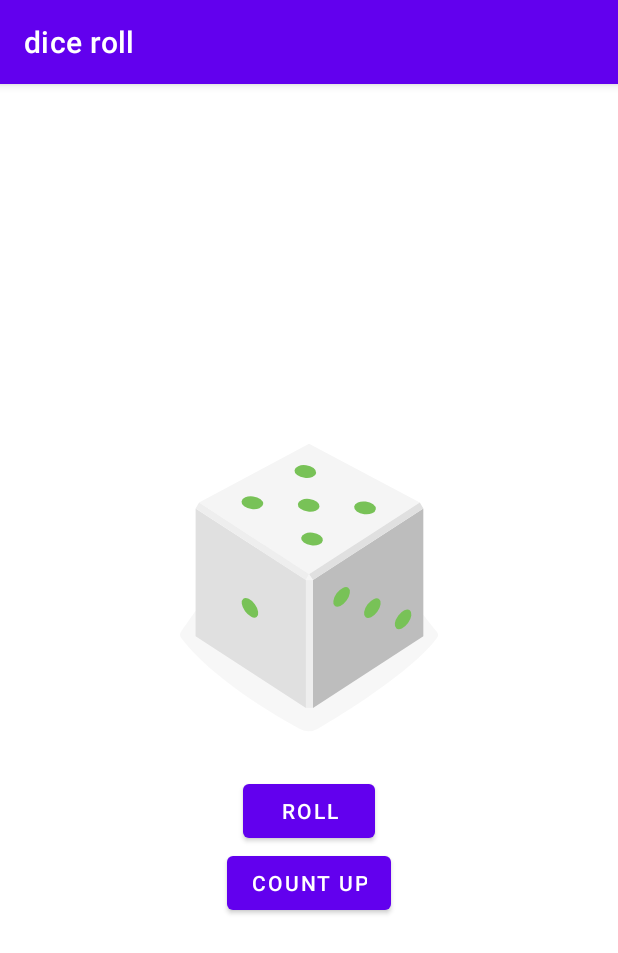
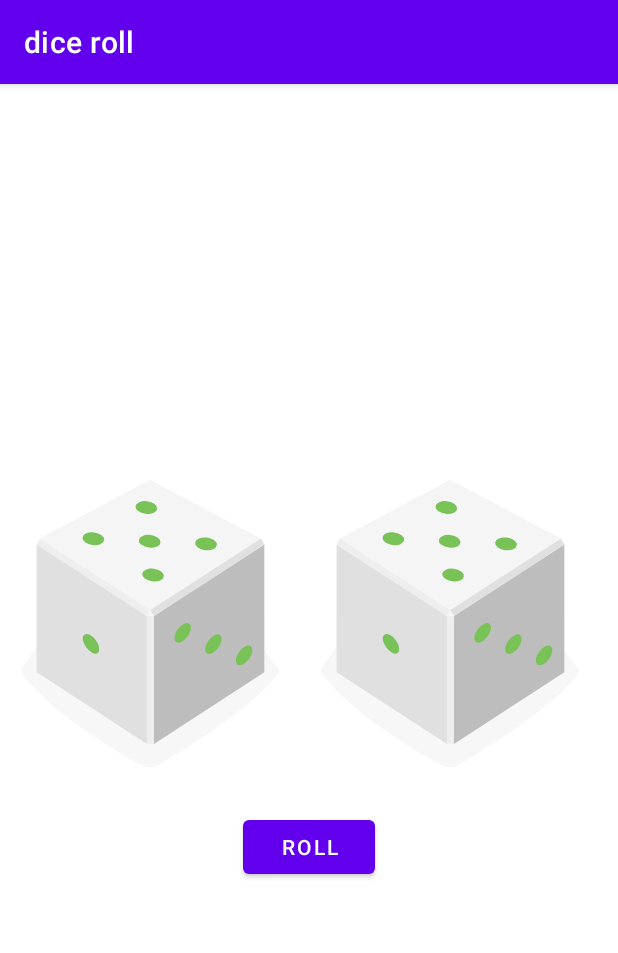
Before and after one commit to lmepol/android_kotlin_dice_roll, an Android app: the screen it shows after launch (MainActivity), after a tap on "ROLL", on a phone screen of 412 x 824 dp. Shown: the top 953 px of the screen. Run offline under Robolectric (Android 15) with nearby library versions, the phone set to English and light mode, and no system bars.

Commit message:
final challenge Challenge: Modify the DiceRoller app to have two dice. When the user taps the Roll button, each dice should have a value independent of the other

```diff
--- a/app/src/main/java/com/lmepol/diceroll/MainActivity.kt
+++ b/app/src/main/java/com/lmepol/diceroll/MainActivity.kt
@@ -7,22 +7,29 @@ import android.widget.Toast
 import androidx.appcompat.app.AppCompatActivity
 
 class MainActivity : AppCompatActivity() {
-    private lateinit var diceImageView: ImageView
+    private lateinit var diceImageViewFirst: ImageView
+    private lateinit var diceImageViewSecond: ImageView
 
     override fun onCreate(savedInstanceState: Bundle?) {
         super.onCreate(savedInstanceState)
         setContentView(R.layout.activity_main)
-        diceImageView = findViewById(R.id.dice_image)
+        diceImageViewFirst = findViewById(R.id.dice_image_1)
+        diceImageViewSecond = findViewById(R.id.dice_image_2)
         findViewById<Button>(R.id.roll_btn).setOnClickListener {
             roll()
         }
-        findViewById<Button>(R.id.count_up_btn).setOnClickListener {
-            countUp()
-        }
     }
+
     private fun roll() {
-        val rand_val = (1..6).random()
-        val imageRecource = when(rand_val){
+        val randValueFirst = (1..6).random()
+        val randValueSecond = (1..6).random()
+        diceImageViewFirst.setImageResource(getRandomDiceImage(randValueFirst))
+        diceImageViewSecond.setImageResource(getRandomDiceImage(randValueSecond))
+        Toast.makeText(this, "$randValueFirst $randValueSecond", Toast.LENGTH_LONG).show()
+    }
+
+    private fun getRandomDiceImage(i:Int): Int {
+        return when (i) {
             1 -> R.drawable.dice_1
             2 -> R.drawable.dice_2
             3 -> R.drawable.dice_3
@@ -31,19 +38,6 @@ class MainActivity : AppCompatActivity() {
             6 -> R.drawable.dice_6
             else -> R.drawable.dice_1
         }
-        diceImageView.setImageResource(imageRecource)
-        Toast.makeText(this, "$rand_val", Toast.LENGTH_LONG).show()
     }
-    private fun countUp(){
-//        val textView = findViewById<TextView>(R.id.result_text)
-//        val currentValue = try {
-//            textView.text.toString().toInt()
-//        }
-//        catch (e: NumberFormatException){
-//            0
-//        }
-//        if (currentValue<6){
-//            textView.text = (currentValue+1).toString()
-//        }
-    }
+
 }
--- a/app/src/main/res/layout/activity_main.xml
+++ b/app/src/main/res/layout/activity_main.xml
@@ -8,15 +8,27 @@
     android:orientation="vertical"
     tools:context=".MainActivity">
 
-
-    <ImageView
-        android:id="@+id/dice_image"
+    <LinearLayout
         android:layout_width="wrap_content"
         android:layout_height="wrap_content"
-        android:layout_gravity="center_horizontal"
-        android:contentDescription="@string/dice"
-        app:srcCompat="@drawable/empty_dice"
-        tools:srcCompat="@drawable/dice_1" />
+        android:orientation="horizontal">
+        <ImageView
+            android:id="@+id/dice_image_1"
+            android:layout_width="wrap_content"
+            android:layout_height="wrap_content"
+            android:layout_gravity="center_horizontal"
+            android:contentDescription="@string/dice"
+            app:srcCompat="@drawable/empty_dice"
+            tools:srcCompat="@drawable/dice_1" />
+        <ImageView
+            android:id="@+id/dice_image_2"
+            android:layout_width="wrap_content"
+            android:layout_height="wrap_content"
+            android:layout_gravity="center_horizontal"
+            android:contentDescription="@string/dice"
+            app:srcCompat="@drawable/empty_dice"
+            tools:srcCompat="@drawable/dice_1" />
+    </LinearLayout>
 
     <Button
         android:id="@+id/roll_btn"
@@ -25,12 +37,6 @@
         android:layout_gravity="center_horizontal"
         android:text="@string/roll_label" />
 
-    <Button
-        android:id="@+id/count_up_btn"
-        android:layout_width="wrap_content"
-        android:layout_height="wrap_content"
-        android:layout_gravity="center_horizontal"
-        android:text="@string/count_up_label" />
 
 
 </LinearLayout>
```
